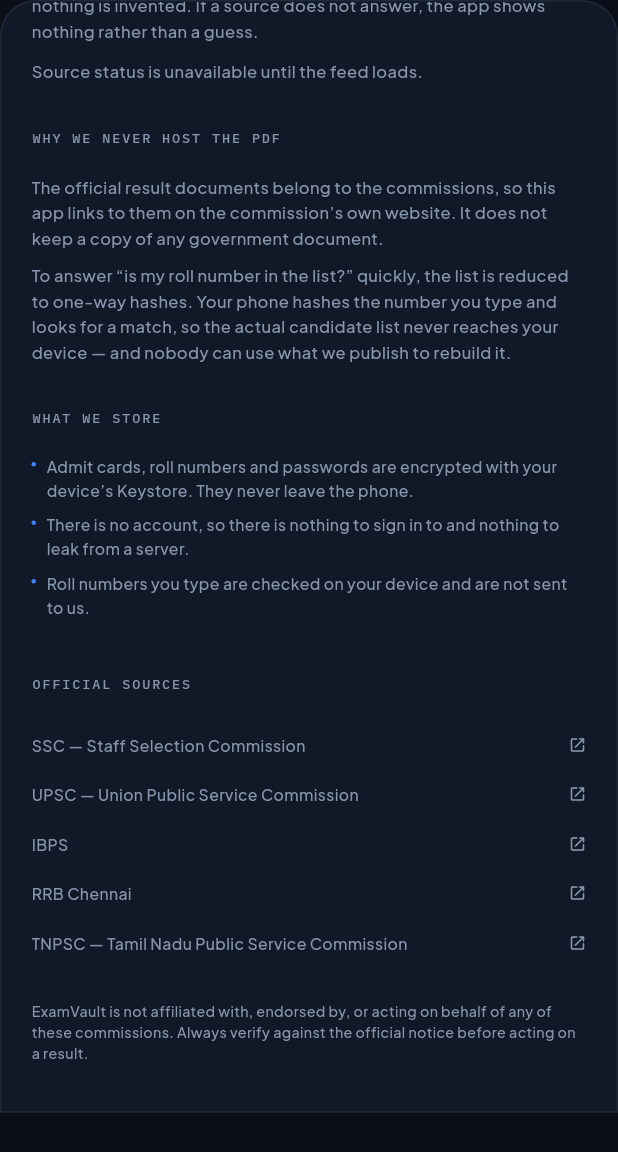
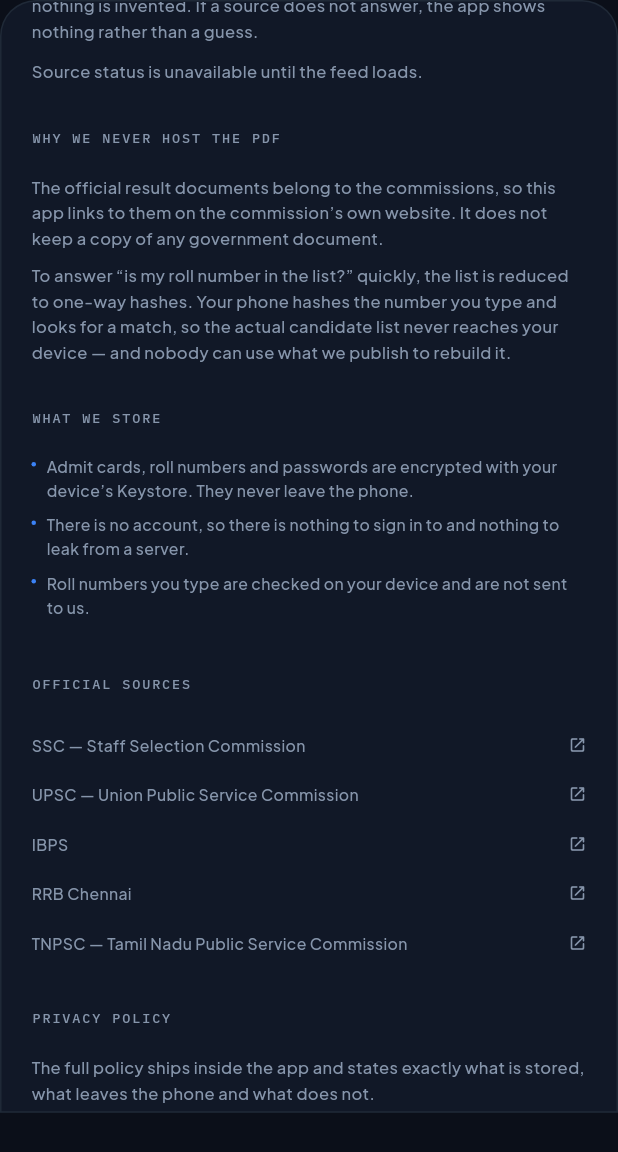
Before and after one commit to aasheesh333/ExamVault, a Flutter app: the _AboutSheet widget shown alone on an empty page, opened directly, scrolled down 160 dp, on a phone screen of 412 x 824 dp. Shown: the top 1152 px of the screen. Run offline on Flutter 3.47's test engine with Material 3 defaults, Android fonts, the phone set to English and light mode, and no system bars; our stand-ins replace firebase_core, firebase_messaging, flutter_riverpod, flutter_secure_storage, google_fonts, hive_ce_flutter and 1 more; missing offline and left inert: onesignal_flutter; accounts and stored records are empty; network calls fail.

Commit message:
docs: privacy policy, readable offline in the app
Play requires a privacy policy URL and an accurate "Data safety" declaration, and
neither existed. `docs/PRIVACY.md` is written to match the code rather than to
sound reassuring, and ends with the exact answers for the Data safety form.

The same statements are readable inside the app (About → Privacy policy), because
a hosted URL is no use to a student on exam morning with no data left — and the
claims only matter if they can be checked while using the thing.

Every claim here is one the code already keeps: no account, vault in the Keystore
and excluded from backup, local hashed lookup, no analytics or ad SDK.

```diff
--- a/app/lib/features/about/about_sheet.dart
+++ b/app/lib/features/about/about_sheet.dart
@@ -156,7 +156,41 @@ class _AboutSheet extends ConsumerWidget {
               url: 'https://www.tnpsc.gov.in/',
             ),
 
-            const SizedBox(height: 22),
+            const SizedBox(height: 18),
+            const EvSectionHeader(
+              label: 'Privacy policy',
+              padding: EdgeInsets.zero,
+            ),
+            const SizedBox(height: 8),
+            _Paragraph(
+              'The full policy ships inside the app and states exactly what is '
+              'stored, what leaves the phone and what does not.',
+            ),
+            const SizedBox(height: 4),
+            InkWell(
+              borderRadius: BorderRadius.circular(EvRadius.inner),
+              onTap: () => _showPolicy(context),
+              child: Padding(
+                padding: const EdgeInsets.symmetric(vertical: 9),
+                child: Row(
+                  children: [
+                    Expanded(
+                      child: Text(
+                        'Read the privacy policy',
+                        style: context.type.bodyMuted.copyWith(fontSize: 10.5),
+                      ),
+                    ),
+                    Icon(
+                      Icons.chevron_right_rounded,
+                      size: 14,
+                      color: p.textTertiary,
+                    ),
+                  ],
+                ),
+              ),
+            ),
+
+            const SizedBox(height: 18),
             Text(
               'ExamVault is not affiliated with, endorsed by, or acting on behalf '
               'of any of these commissions. Always verify against the official '
@@ -312,5 +346,122 @@ class _Link extends StatelessWidget {
   }
 }
 
+/// The policy, readable offline.
+///
+/// A store listing needs a hosted URL, but a student on exam morning does not have
+/// one: the text that matters must be in the app they already installed. The
+/// hosted copy at `docs/PRIVACY.md` is generated from the same statements.
+Future<void> _showPolicy(BuildContext context) {
+  return showModalBottomSheet<void>(
+    context: context,
+    isScrollControlled: true,
+    useSafeArea: true,
+    backgroundColor: Colors.transparent,
+    builder: (_) => const _PolicySheet(),
+  );
+}
+
+class _PolicySheet extends StatelessWidget {
+  const _PolicySheet();
+
+  static const _sections = <(String, String)>[
+    (
+      'No account, no profile',
+      'The app never asks for an email, phone number or password. Nothing you '
+          'enter is uploaded.',
+    ),
+    (
+      'Your vault stays on the phone',
+      'Admit cards, roll numbers and portal passwords are encrypted with the '
+          'Android Keystore. They are excluded from backup, so even a device '
+          'migration does not move them.',
+    ),
+    (
+      'Roll checks happen on your device',
+      'The published index contains only one-way hashes of the official roll '
+          'numbers. Your phone hashes what you type and compares locally, so the '
+          'number never leaves the device and we cannot tell what you searched.',
+    ),
+    (
+      'What the app downloads',
+      'A public JSON feed and, when you check a result, one small index. The '
+          'request carries no personal data — the same request a browser makes '
+          'for the same public file.',
+    ),
+    (
+      'Notifications',
+      'If you allow them, a push token is used only to send result alerts for '
+          'the categories you follow. It is not linked to your vault or your roll '
+          'number, and denying the permission changes nothing else.',
+    ),
+    (
+      'No analytics, no adverts',
+      'There is no analytics SDK, no advertising identifier and no location '
+          'permission in this app.',
+    ),
+    (
+      'Deleting your data',
+      'Delete a card in the app, or uninstall. Both remove everything — we hold '
+          'no copy, so there is nothing to request from us.',
+    ),
+    (
+      'Official documents',
+      'Result PDFs belong to the commissions. The app links to them on the '
+          "commission's own site and never hosts or redistributes a copy.",
+    ),
+  ];
+
+  @override
+  Widget build(BuildContext context) {
+    final p = context.ev;
+    return Container(
+      decoration: BoxDecoration(
+        color: p.surface,
+        borderRadius: const BorderRadius.vertical(top: Radius.circular(24)),
+        border: Border.all(color: p.border),
+      ),
+      child: DraggableScrollableSheet(
+        expand: false,
+        initialChildSize: 0.92,
+        minChildSize: 0.5,
+        maxChildSize: 0.95,
+        builder: (context, controller) => ListView(
+          controller: controller,
+          padding: const EdgeInsets.fromLTRB(20, 8, 20, 32),
+          children: [
+            Center(
+              child: Container(
+                width: 36,
+                height: 4,
+                margin: const EdgeInsets.only(bottom: 16),
+                decoration: BoxDecoration(
+                  color: p.border,
+                  borderRadius: BorderRadius.circular(2),
+                ),
+              ),
+            ),
+            Text('Privacy policy', style: context.type.sectionTitle),
+            const SizedBox(height: 4),
+            Text(
+              'What is stored, what leaves the phone, and what does not.',
+              style: context.type.bodyMuted.copyWith(fontSize: 10.5),
+            ),
+            const SizedBox(height: 18),
+            for (final (title, body) in _sections) ...[
+              Text(
+                title,
+                style: context.type.tileTitle.copyWith(fontSize: 11.5),
+              ),
+              const SizedBox(height: 4),
+              _Paragraph(body),
+              const SizedBox(height: 14),
+            ],
+          ],
+        ),
+      ),
+    );
+  }
+}
+
 /// Small shortcut used by the top bar.
 void openAbout(BuildContext context) => showAboutSheet(context);
```
Also changed, not shown: 1 other file.
